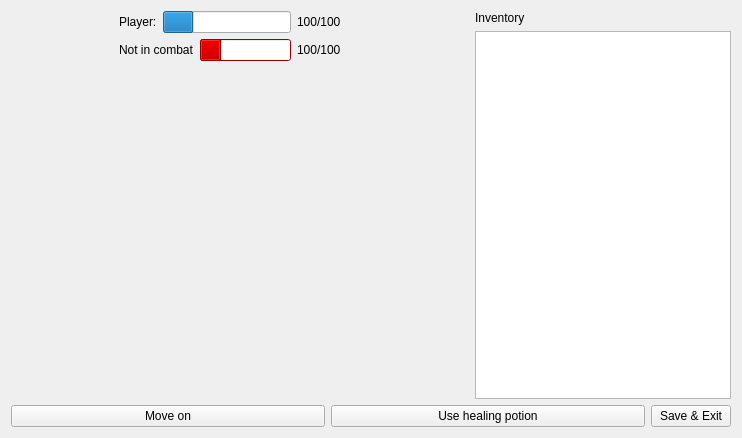
Old version of the form matchwindow.ui in the repository sorge13248/skyrimqt.
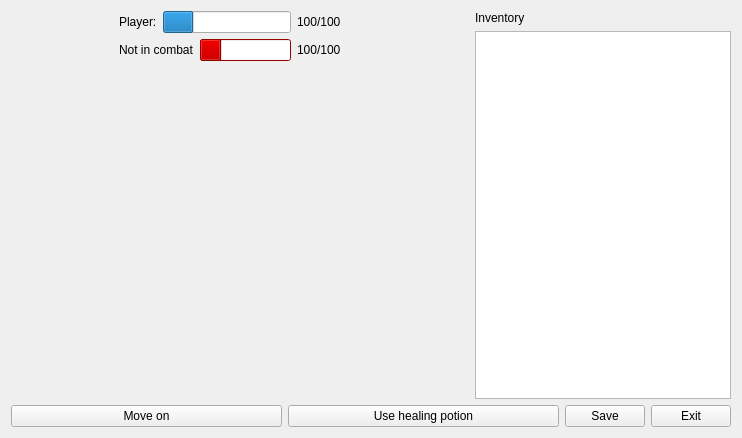
New version of the form. Icons and pictures are not drawn.

Commit message: Splitted 'Save & Exit' button and now asks to save when exiting

Diff of the .ui file:
```diff
--- a/matchwindow.ui
+++ b/matchwindow.ui
@@ -684,7 +684,20 @@
           </sizepolicy>
          </property>
          <property name="text">
-          <string>Save &amp;&amp; Exit</string>
+          <string>Save</string>
+         </property>
+        </widget>
+       </item>
+       <item>
+        <widget class="QPushButton" name="exitButton">
+         <property name="sizePolicy">
+          <sizepolicy hsizetype="Minimum" vsizetype="Fixed">
+           <horstretch>0</horstretch>
+           <verstretch>0</verstretch>
+          </sizepolicy>
+         </property>
+         <property name="text">
+          <string>Exit</string>
          </property>
         </widget>
        </item>
```
Left out of the diff: 2 changed lines with no effect on the pictures. The commit also changes 5 other files.
